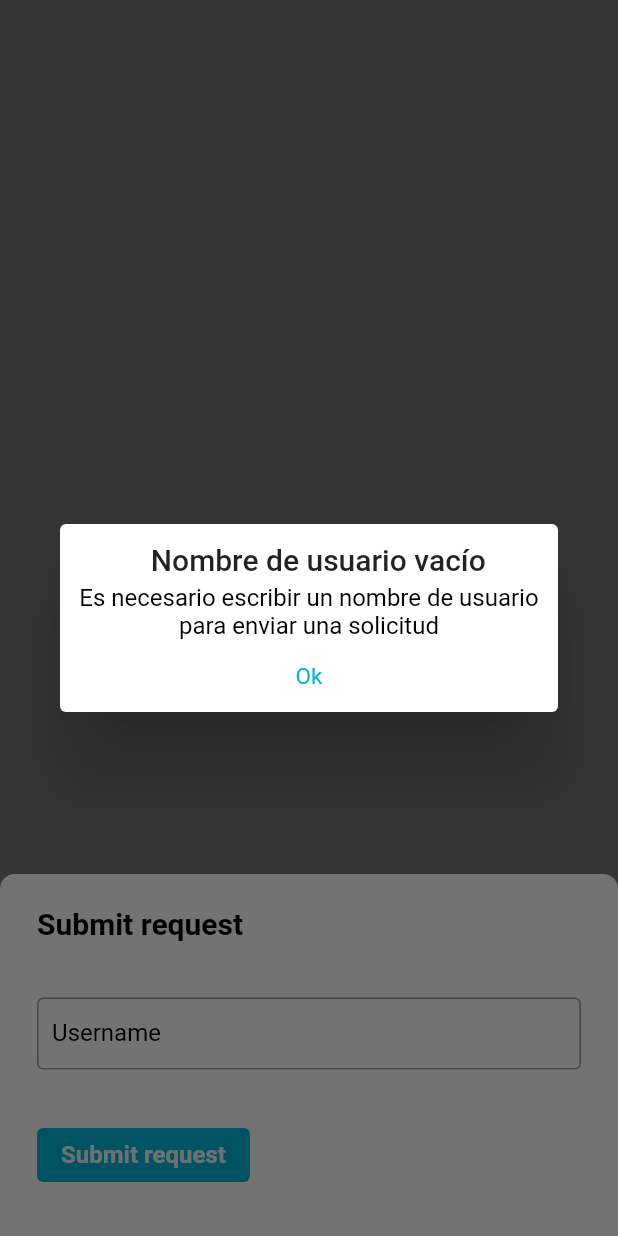
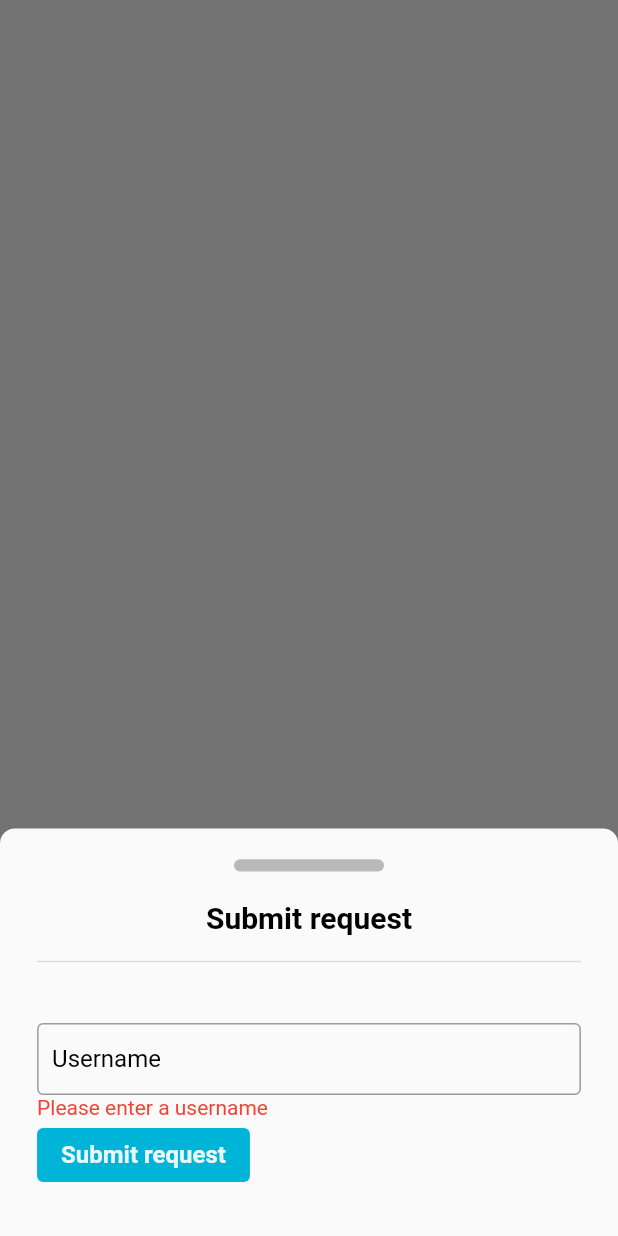
Before and after one commit to zequielpr/retos_recompensas_proyecto_final, a Flutter app: the InterfaceEnviarSolicitud widget shown alone on an empty page, opened directly with empty values, after a tap on "Submit request", on a phone screen of 412 x 824 dp. Run offline on Flutter 3.47's test engine with Material 2 defaults, Android fonts, the phone set to English and light mode, and no system bars; our stand-ins replace auto_route, cloud_firestore, custom_navigation_bar, firebase_auth, firebase_core, firebase_messaging and 6 more; missing offline and left inert: firebase_auth_platform_interface, flutter_facebook_auth, flutter_statusbarcolor_ns, ntp; accounts and stored records are empty; generated files the repository leaves out were written again.

Commit message:
Traduccion de enviar solicitud de usuario realiazda

```diff
--- a/lib/MenuNavigatioBar/Salas/Tutor/TabPages/pages/UsersTutorados/ListUsuariosTutorados.dart
+++ b/lib/MenuNavigatioBar/Salas/Tutor/TabPages/pages/UsersTutorados/ListUsuariosTutorados.dart
@@ -14,8 +14,6 @@ import '../../../../../../widgets/Dialogs.dart';
 import 'ExpulsarDeSala.dart';
 import 'package:flutter_gen/gen_l10n/app_localizations.dart';
 
-
-
 class ListUsuarios extends StatefulWidget {
   final CollectionReference collectionReferenceUsuariosTutorados;
   final BuildContext contextSala;
@@ -27,13 +25,10 @@ class ListUsuarios extends StatefulWidget {
       required this.collectionReferenceMisiones})
       : super(key: key);
 
-
-
-
-
-  State<ListUsuarios> createState() => ListaUsuarioState(collectionReferenceMisiones, contextSala, collectionReferenceUsuariosTutorados);
-
-
+  State<ListUsuarios> createState() => ListaUsuarioState(
+      collectionReferenceMisiones,
+      contextSala,
+      collectionReferenceUsuariosTutorados);
 }
 
 class ListaUsuarioState extends State<ListUsuarios> {
@@ -41,14 +36,13 @@ class ListaUsuarioState extends State<ListUsuarios> {
   final BuildContext contextSala;
   final CollectionReference collectionReferenceMisiones;
 
-  ListaUsuarioState(this.collectionReferenceMisiones,this.contextSala, this.collectionReferenceUsuariosTutorados);
+  ListaUsuarioState(this.collectionReferenceMisiones, this.contextSala,
+      this.collectionReferenceUsuariosTutorados);
 
   static AppLocalizations? valores;
   static String titulo = '${valores?.expulsar}';
-  static  String mensaje = '${valores?.expulsar_contenido}';
+  static String mensaje = '${valores?.expulsar_contenido}';
   @override
-
-
   @override
   Widget build(BuildContext context) {
     valores = AppLocalizations.of(context);
@@ -64,7 +58,7 @@ class ListaUsuarioState extends State<ListUsuarios> {
             }
 
             if (streamSnapshot.data?.docs.isEmpty == true) {
-              return  Center(
+              return Center(
                 child: Text(valores?.add_usuario as String),
               );
             }
@@ -104,7 +98,7 @@ class ListaUsuarioState extends State<ListUsuarios> {
                       },
                       leading:
                           DatosPersonales.getAvatar(documentSnapshot.id, 20),
-                      title:DatosPersonales.getDato(
+                      title: DatosPersonales.getDato(
                           documentSnapshot.id, 'nombre', TextStyle()),
                       subtitle: DatosPersonales.getDato(
                           documentSnapshot.id, 'nombre_usuario', TextStyle()),
@@ -142,23 +136,29 @@ class ListaUsuarioState extends State<ListUsuarios> {
   }
 }
 
-
 //Enviar solici
 
 class enviarSolicitudeUsuario {
-  static InterfaceEnviarSolicitud(BuildContext context, String idSala, String nombreSala, AppLocalizations? valores) {
+  static InterfaceEnviarSolicitud(BuildContext context, String idSala,
+      String nombreSala, AppLocalizations? valores) {
     var top = Pantalla.getPorcentPanntalla(2, context, 'y');
     var leftRight =
         Pantalla.getPorcentPanntalla(Espacios.leftRight, context, 'x');
     var h = Pantalla.getPorcentPanntalla(4, context, "y");
+    var heightLinea = Pantalla.getPorcentPanntalla(1, context, "y");
     var _userNameController = TextEditingController();
+    bool nUserIsEmpty = false;
     return showModalBottomSheet(
         shape: const RoundedRectangleBorder(
             borderRadius: BorderRadius.only(
                 topLeft: Radius.circular(10), topRight: Radius.circular(10))),
         isScrollControlled: true,
         context: context,
-        builder: (BuildContext ctx) {
+        builder: (
+          BuildContext ctx,
+        ) {
+          return StatefulBuilder(
+              builder: (BuildContext context, StateSetter setState) {
             return Padding(
               padding: EdgeInsets.only(
                   top: top,
@@ -168,35 +168,47 @@ class enviarSolicitudeUsuario {
               child: Column(
                 mainAxisSize: MainAxisSize.min,
                 children: [
-                /*  Row(children: [
-                  IconButton(onPressed: (){}, icon: Icon(Icons.cancel_outlined))
-                ],),*/
+                  Card(
+                    elevation: 0,
+                    color: Colors.black26,
+                    shape: const RoundedRectangleBorder(
+                        borderRadius: BorderRadius.all(Radius.circular(10))),
+                    child: Container(
+                      width: 100,
+                      height: heightLinea,
+                    ),
+                  ),
 
-                Row(
-                  //mainAxisAlignment: MainAxisAlignment.start,
-                  children: [
-                    SizedBox(
-                      height: h,
-                    ),
                   Align(
-                      alignment: Alignment.centerLeft,
-                      child: Text(valores?.enviar_solicitud as String,
-                        style: TextStyle(
+                    alignment: Alignment.center,
+                    child: Padding(
+                      padding: EdgeInsets.only(top: 15, bottom: 10),
+                      child: Text(
+                        valores?.enviar_solicitud as String,
+                        style: const TextStyle(
                             fontSize: 20, fontWeight: FontWeight.bold),
                       ),
                     ),
-
-                  ],
+                  ),
+                  const Divider(
+                    thickness: 1,
                   ),
                   SizedBox(
                     height: h,
                   ),
                   TextField(
                     controller: _userNameController,
-                  decoration:InputDecoration(labelText: valores?.nombre_usuario as String),
+                    decoration: InputDecoration(
+                        labelText: valores?.nombre_usuario as String),
                   ),
-                SizedBox(
-                  height: h,
+                  Align(
+                    alignment: Alignment.centerLeft,
+                    child: nUserIsEmpty
+                        ? Text(
+                            '${valores?.introduce_nombre_usuario}',
+                            style: const TextStyle(color: Colors.red),
+                          )
+                        : const Text(''),
                   ),
 
                   //Boton de enviar solicitud
@@ -205,16 +217,19 @@ class enviarSolicitudeUsuario {
                     child: ElevatedButton(
                         onPressed: () async {
                           if (_userNameController.text.isEmpty) {
-                          mostrarMensaje(context);
+                            setState(() {
+                              nUserIsEmpty = true;
+                            });
                             return;
                           }
 
-                        var resultadoFinal = await Solicitudes.enviarSolicitud(
-                            _userNameController.text,
-                            idSala, nombreSala);
+                          var resultadoFinal =
+                              await Solicitudes.enviarSolicitud(
+                                  _userNameController.text, idSala, nombreSala);
 
-                        var colorSnackBar =
-                            resultadoFinal == true ? Colors.green : Colors.red;
+                          var colorSnackBar = resultadoFinal == true
+                              ? Colors.green
+                              : Colors.red;
                           var mensaje = resultadoFinal == true
                               ? valores?.solicitud_enviada_correct as String
                               : valores?.error_enviar_solicitud as String;
@@ -229,25 +244,7 @@ class enviarSolicitudeUsuario {
               ),
             );
           });
-  }
-
-  static mostrarMensaje(BuildContext context) {
-    actions(BuildContext context) {
-      return <Widget>[
-        TextButton(
-          onPressed: () {
-            context.router.pop();
-          },
-          child: const Text('Ok'),
-        ),
-      ];
-    }
-
-    var titulo = 'Nombre de usuario vacío';
-    var message =
-        'Es necesario escribir un nombre de usuario para enviar una solicitud';
-
-    Dialogos.mostrarDialog(actions, titulo, message, context);
+        });
   }
 
   //Metodo para ennviar solicitud de usuario
--- a/lib/l10n/app_en.arb
+++ b/lib/l10n/app_en.arb
@@ -114,7 +114,7 @@
     "error_enviar_solicitud": "Failed to send request. The user does not exist",
     "escribe_email_aqui": "Type your email here",
     "escribe_passw": "Type your password here",
-    "escribit_nombre_sala": "Type in the name of the room. Must be at least two letters long",
+    "escribit_nombre_sala": "Type the name of the room.",
     "establece_passw": "Set a password",
     "esta_misions_realizada": "This mission has been carried out",
     "expulsar": "Expel",
@@ -208,5 +208,6 @@
     "recompensa": "Reward",
     "si": "Yes",
     "no": "No",
-    "link_enviado_nuevo_email": "A link has been sent to the new email, open the link to verify the email"
+    "link_enviado_nuevo_email": "A link has been sent to the new email, open the link to verify the email",
+    "introduce_nombre_usuario": "Please enter a username"
 }
--- a/lib/l10n/app_es.arb
+++ b/lib/l10n/app_es.arb
@@ -83,7 +83,7 @@
         "error_enviar_solicitud": "Error al enviar solicitud. El usuario no existe",
         "escribe_email_aqui": "Escribe aquí tu email",
         "escribe_passw": "Escribe tu contraseña aquí",
-        "escribit_nombre_sala": "Escriba en nombre de la sala. Debe tener al menos dos letras",
+        "escribit_nombre_sala": "Escriba el nombre de la sala.",
         "establece_passw": "Establece una contraseña",
         "esta_misions_realizada": "Esta misión ha sido realizada",
         "expulsar": "Expulsar",
@@ -177,5 +177,6 @@
         "recompensa": "Recompensa",
         "si": "Sí",
         "no": "No",
-        "link_enviado_nuevo_email": "Se ha enviado un link al nuevo correo, abre el link para verificar el correo"
+        "link_enviado_nuevo_email": "Se ha enviado un link al nuevo correo, abre el link para verificar el correo",
+        "introduce_nombre_usuario": "introduce_nombre_usuario"
   }
```
Also changed, not shown: lib/MenuNavigatioBar/Salas/Salas.dart (+51 -43 lines). Lines whose indentation alone changed are shown as unchanged.
